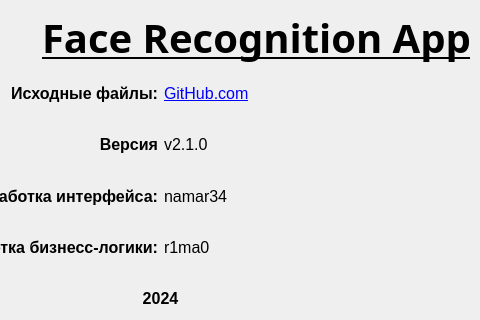
tech-veteran71/Face-Recognition, file src/ui/about_window_ui.ui: the form before one commit; both pictures show x 160 to 640 and y 0 to 320 of the 640 by 480 pixel window.
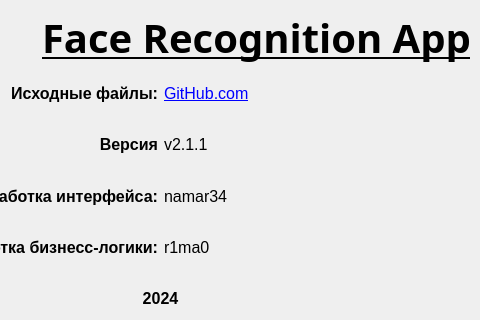
The form after the commit. Icons and pictures are not drawn.

```diff
--- a/src/ui/about_window_ui.ui
+++ b/src/ui/about_window_ui.ui
@@ -176,7 +176,7 @@
          </font>
         </property>
         <property name="text">
-         <string>v2.1.0</string>
+         <string>v2.1.1</string>
         </property>
        </widget>
       </item>
```
